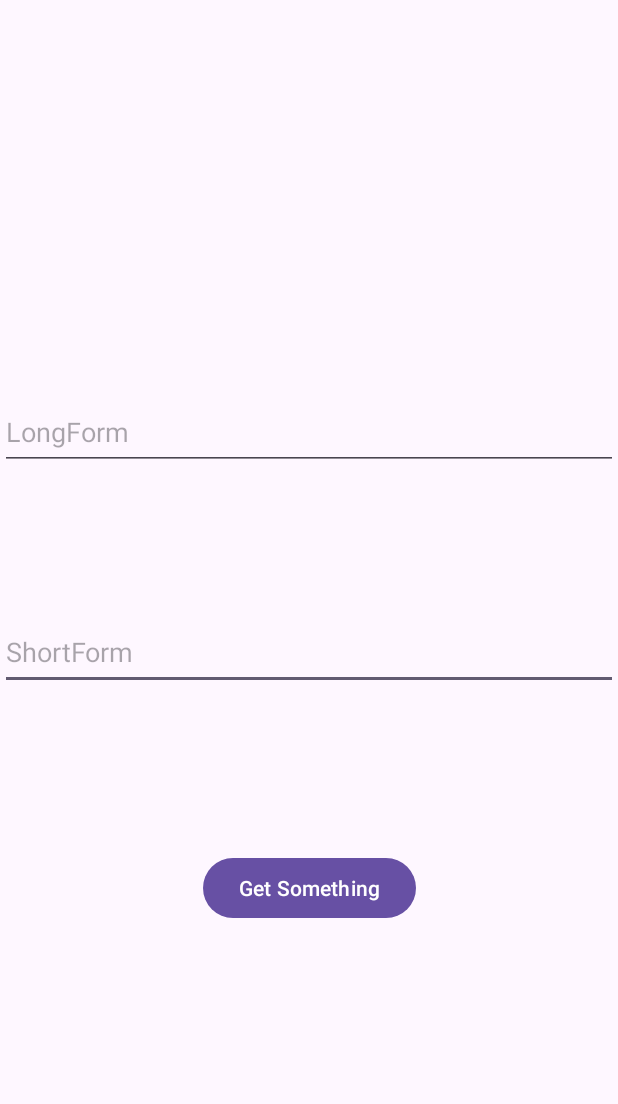
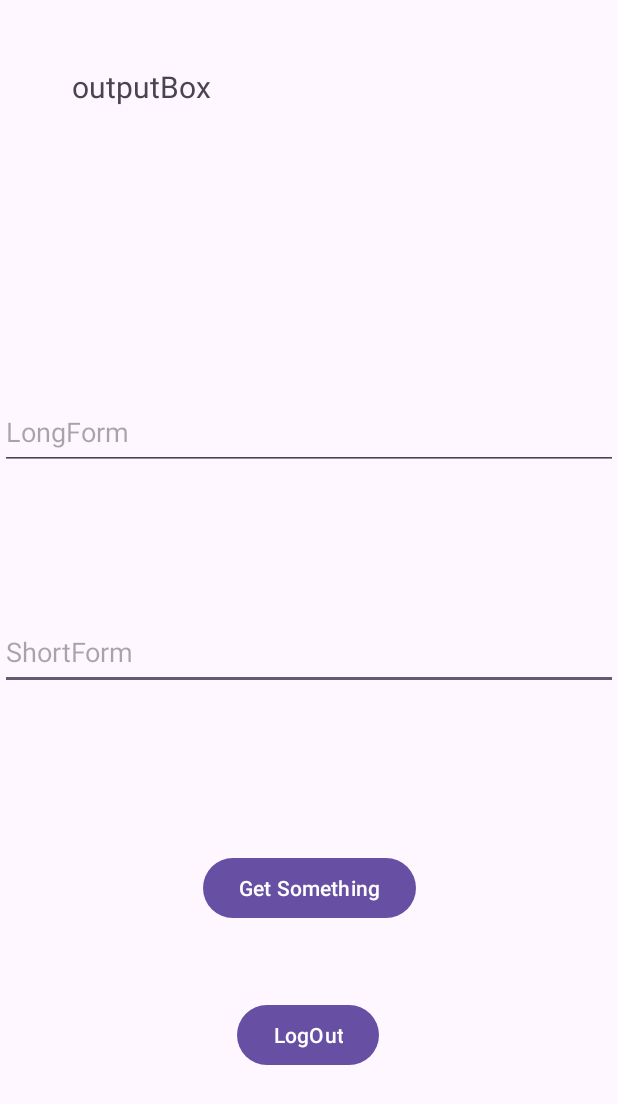
Before and after one commit to Sebastian13201/Acromine, an Android app: the AcromineFragment screen opened directly, with no data from a screen before it, on a phone screen of 412 x 824 dp. Shown: the top 1104 px of the screen. Run offline under Robolectric (Android 15) with nearby library versions, the phone set to English and light mode, and no system bars; our stand-ins replace Firebase (no records; nobody signed in at launch, a user with empty details on screens opened directly).

Commit message:
Fixed a little bit more

```diff
--- a/app/src/main/java/com/MainViewModel.kt
+++ b/app/src/main/java/com/MainViewModel.kt
@@ -19,11 +19,11 @@ class MainViewModel : ViewModel() {
     val responseState: LiveData<ResponseState> = _responseState
 
     // Function to fetch the long forms and short form data
-    fun getAcromine() {
+    fun getAcromine(acronym: String) {
         _responseState.value = ResponseState.Loading // Set the state to loading initially
 
         viewModelScope.launch {
-            RetrofitClient.api.getLongForms("NASA").enqueue(object : Callback<AcromineModel> {
+            RetrofitClient.api.getLongForms(acronym).enqueue(object : Callback<AcromineModel> {
                 override fun onResponse(call: Call<AcromineModel>, response: Response<AcromineModel>) {
                     if (response.isSuccessful) {
                         response.body()?.let {
--- a/app/src/main/java/com/acromine/data/api/ApiDetails.kt
+++ b/app/src/main/java/com/acromine/data/api/ApiDetails.kt
@@ -1,6 +1,6 @@
 package com.acromine.data.api
 
 object ApiDetails {
-    const val BASE_URL = "http://www.nactem.ac.uk/software/acromine/"
-    const val ENDPOINT_USER = "dictionary.py?sf=GG"
+    const val BASE_URL = "http://www.nactem.ac.uk/"
+    const val ENDPOINT_USER = "software/acromine/dictionary.py?sf=GG"
 }
--- a/app/src/main/java/com/acromine/data/api/RetrofitClient.kt
+++ b/app/src/main/java/com/acromine/data/api/RetrofitClient.kt
@@ -4,7 +4,7 @@ import retrofit2.Retrofit
 import retrofit2.converter.gson.GsonConverterFactory
 
 object RetrofitClient {
-    private const val BASE_URL = "http://www.nactem.ac.uk/software/acromine/"
+    private const val BASE_URL = "https://www.nactem.ac.uk/software/acromine/"
 
     val api: ApiService by lazy {
         Retrofit.Builder()
--- a/app/src/main/res/layout/acromine_view.xml
+++ b/app/src/main/res/layout/acromine_view.xml
@@ -58,4 +58,27 @@
         app:layout_constraintEnd_toEndOf="parent"
         app:layout_constraintStart_toStartOf="parent" />
 
+    <TextView
+        android:id="@+id/outputBox"
+        android:layout_width="wrap_content"
+        android:layout_height="wrap_content"
+        android:layout_marginStart="48dp"
+        android:layout_marginTop="44dp"
+        android:text="outputBox"
+        android:textSize="20sp"
+        app:layout_constraintStart_toStartOf="parent"
+        app:layout_constraintTop_toTopOf="parent" />
+
+    <Button
+        android:id="@+id/btn_logout"
+        android:layout_width="wrap_content"
+        android:layout_height="wrap_content"
+        android:text="LogOut"
+        app:layout_constraintBottom_toBottomOf="parent"
+        app:layout_constraintEnd_toEndOf="parent"
+        app:layout_constraintHorizontal_bias="0.498"
+        app:layout_constraintStart_toStartOf="parent"
+        app:layout_constraintTop_toBottomOf="@+id/btnGetUser"
+        app:layout_constraintVertical_bias="0.312" />
+
 </androidx.constraintlayout.widget.ConstraintLayout>
--- a/app/src/main/res/navigation/mobile_navigation.xml
+++ b/app/src/main/res/navigation/mobile_navigation.xml
@@ -20,10 +20,18 @@
     <fragment
         android:id="@+id/acromineFragment"
         android:name="com.acromine.ui.AcromineFragment"
-        android:label="AcromineFragment" />
+        android:label="AcromineFragment" >
+        <action
+            android:id="@+id/action_acromineFragment_to_loginFragment"
+            app:destination="@id/loginFragment" />
+    </fragment>
 
     <fragment
         android:id="@+id/registerFragment"
         android:name="com.register.RegisterFragment"
-        android:label="RegisterFragment" />
+        android:label="RegisterFragment" >
+        <action
+            android:id="@+id/action_registerFragment_to_acromineFragment"
+            app:destination="@id/acromineFragment" />
+    </fragment>
 </navigation>
```
Also changed, not shown: app/src/main/java/com/acromine/ui/AcromineFragment.kt (+19 -2 lines).
